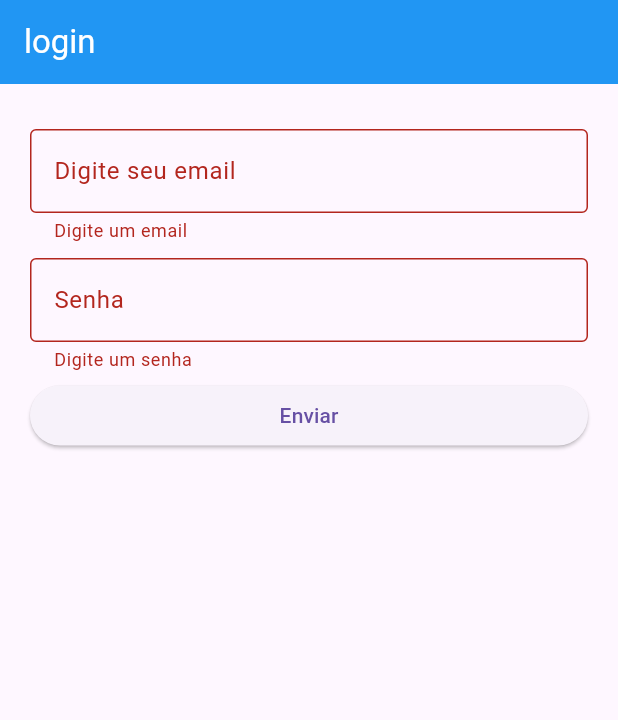
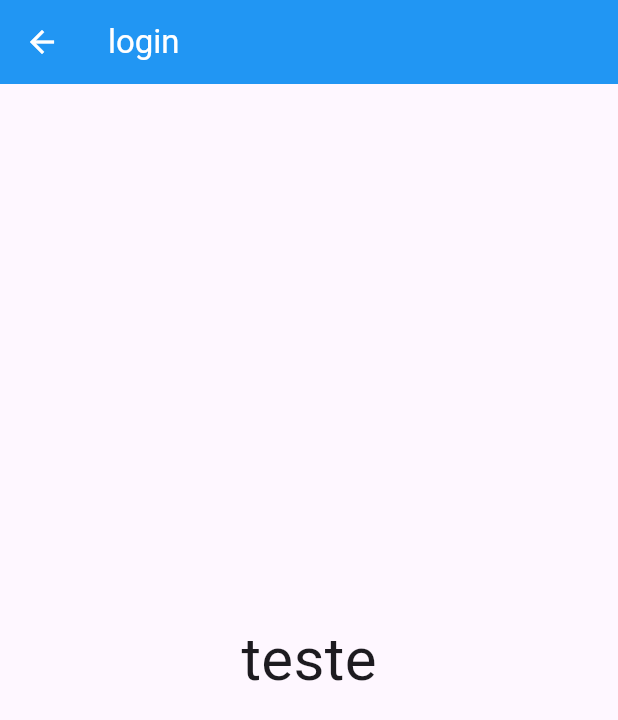
Before and after one commit to klecioRodrigues/cadastro, a Flutter app: the screen it shows after launch, after a tap on "Enviar", on a phone screen of 412 x 824 dp. Shown: the top 720 px of the screen. Run offline on Flutter 3.47's test engine with Material 3 defaults, Android fonts, the phone set to English and light mode, and no system bars.

```diff
--- a/lib/app_widget.dart
+++ b/lib/app_widget.dart
@@ -1,3 +1,4 @@
+import 'package:cadastro/detalhes_page.dart';
 import 'package:cadastro/home_page.dart';
 import 'package:flutter/material.dart';
 
@@ -6,9 +7,15 @@ class appWidget extends StatelessWidget {
 
   @override
   Widget build(BuildContext context) {
-    return const MaterialApp(
+    return MaterialApp(
       debugShowCheckedModeBanner: false,
-      home: homePage(),
+      home: MaterialApp(
+        initialRoute: '/',
+        routes: {
+          '/': (context) => const homePage(),
+          '/detahes': (context) => const DetalhesPage(),
+        },
+      ),
     );
   }
 }
--- /dev/null
+++ b/lib/detalhes_page.dart
@@ -0,0 +1,21 @@
+import 'package:flutter/material.dart';
+
+class DetalhesPage extends StatelessWidget {
+  const DetalhesPage({super.key});
+
+  @override
+  Widget build(BuildContext context) {
+    return Scaffold(
+      appBar: AppBar(
+        title: Text('login'),
+        backgroundColor: Colors.blue,
+        foregroundColor: Colors.white,
+      ),
+      body: Center(
+          child: Text(
+        'teste',
+        style: TextStyle(fontSize: 40),
+      )),
+    );
+  }
+}
--- a/lib/home_page.dart
+++ b/lib/home_page.dart
@@ -23,7 +23,7 @@ class _homePageState extends State<homePage> {
       ),
       body: Padding(
         padding: const EdgeInsets.only(
-          top: 30,
+          top: 100,
           left: 20,
           right: 20,
         ),
@@ -48,7 +48,7 @@ class _homePageState extends State<homePage> {
                   return null;
                 },
               ),
-              SizedBox(
+              const SizedBox(
                 height: 10,
               ),
               TextFormField(
@@ -60,22 +60,26 @@ class _homePageState extends State<homePage> {
                   labelText: 'Senha',
                 ),
                 validator: (senha) {
-                  if (senha!.length != 123456) {
-                    return 'Digite um senha';
+                  if (senha!.isEmpty) {
+                    return 'Digite um email';
+                  }
+                  if (senha.length > 6) {
+                    return 'Digite no maximo 6 caractes';
                   }
 
-                  if (!senha.contains('123456')) {
+                  if (senha.contains('123456')) {
                     return 'Digite um senha válido';
                   }
                   return null;
                 },
               ),
-              SizedBox(
+              const SizedBox(
                 height: 5,
               ),
               ElevatedButton(
                 onPressed: () {
                   if (_formKey.currentState!.validate()) {}
+                  Navigator.pushNamed(context, '/detahes');
                 },
                 child: const Text('Enviar'),
               ),
```
